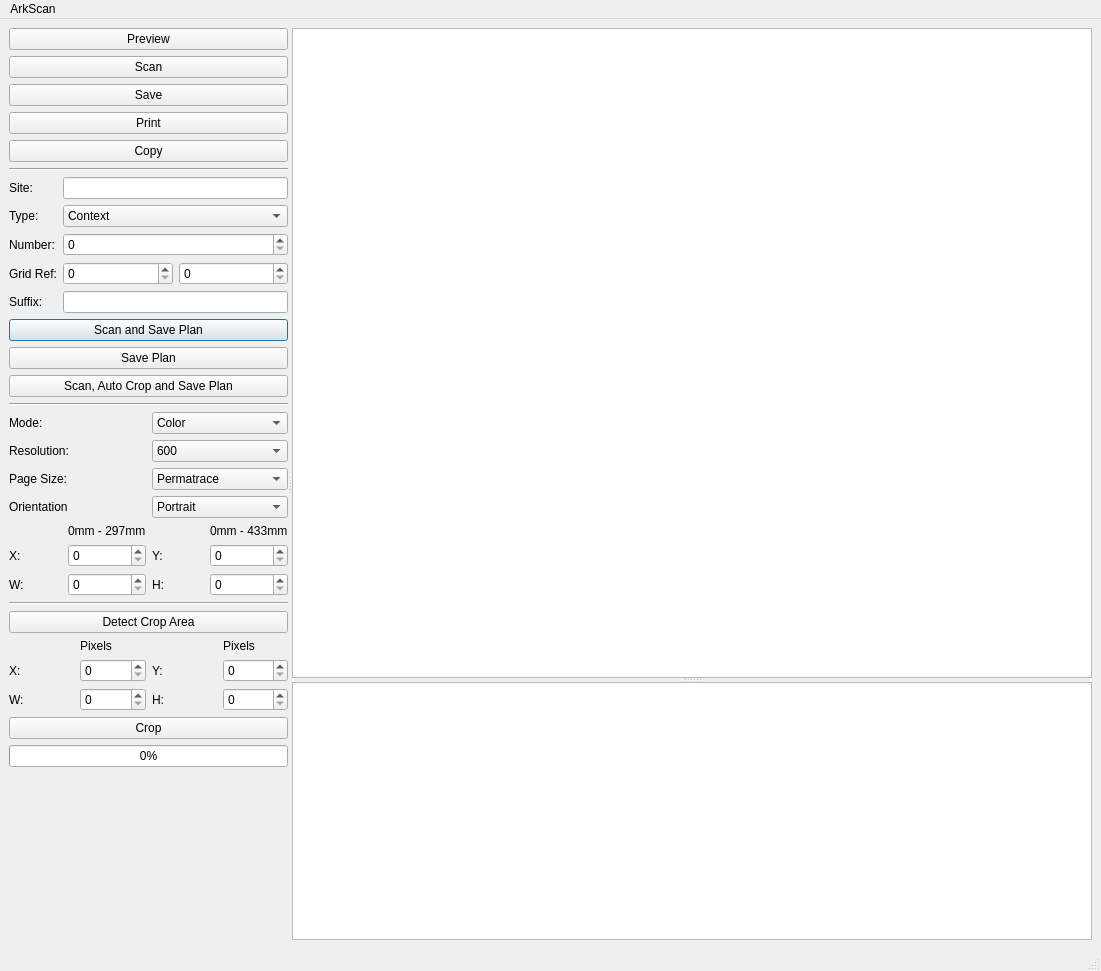
The window that ArkScanMainWindow.ui (lparchaeology/ArkScan) describes before a commit, drawn with Qt 5.
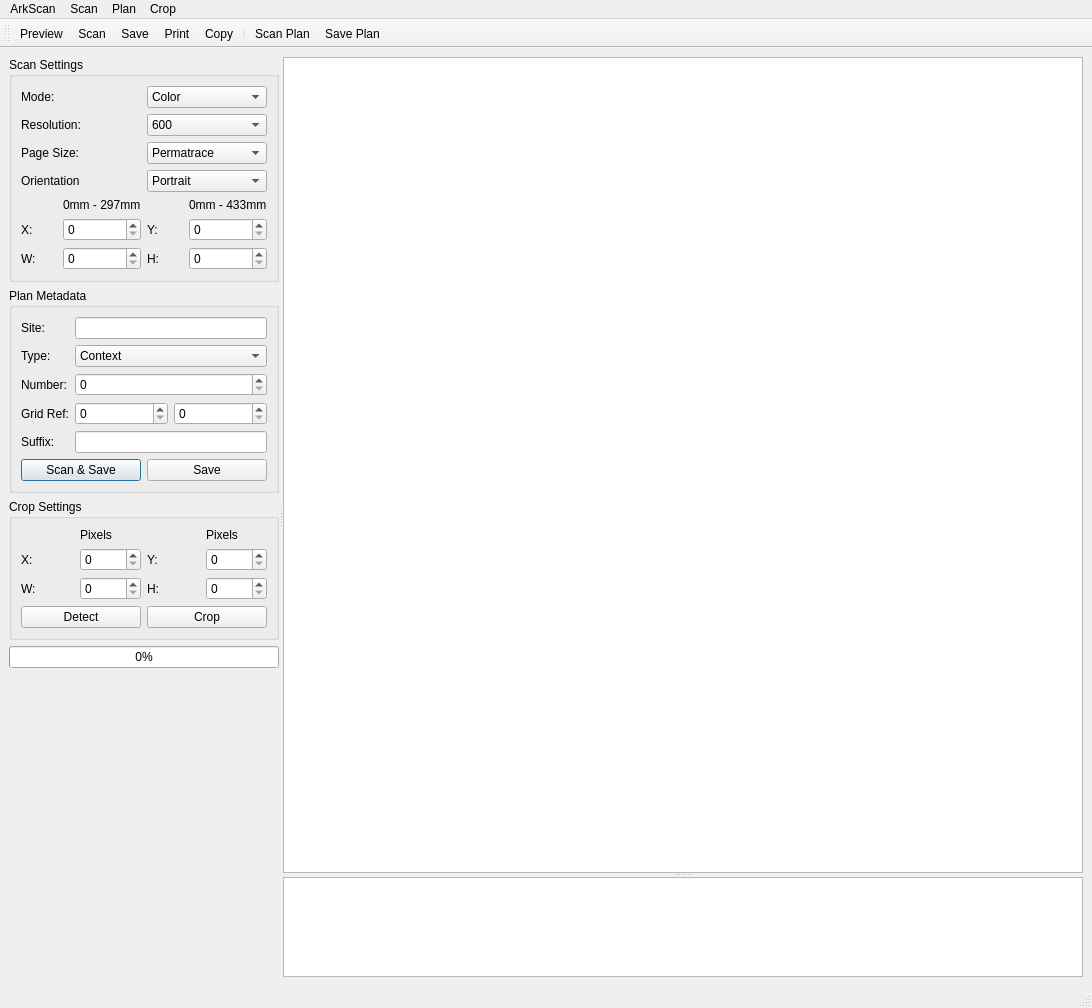
The same window after the commit. Icons and pictures are not drawn. Custom widgets are drawn as their Qt base class.

Commit message: Improve gui with actions and icons and menu and toolbar

Diff of the .ui file:
```diff
--- a/ArkScanMainWindow.ui
+++ b/ArkScanMainWindow.ui
@@ -6,8 +6,8 @@
    <rect>
     <x>0</x>
     <y>0</y>
-    <width>1101</width>
-    <height>971</height>
+    <width>1092</width>
+    <height>1008</height>
    </rect>
   </property>
   <property name="windowTitle">
@@ -26,210 +26,10 @@
       <widget class="QWidget" name="layoutWidget">
        <layout class="QVBoxLayout" name="verticalLayout">
         <item>
-         <widget class="QPushButton" name="m_previewButton">
-          <property name="text">
-           <string>Preview</string>
+         <widget class="QGroupBox" name="groupBox">
+          <property name="title">
+           <string>Scan Settings</string>
           </property>
-         </widget>
-        </item>
-        <item>
-         <widget class="QPushButton" name="m_scanButton">
-          <property name="text">
-           <string>Scan</string>
-          </property>
-         </widget>
-        </item>
-        <item>
-         <widget class="QPushButton" name="m_saveButton">
-          <property name="text">
-           <string>Save</string>
-          </property>
-         </widget>
-        </item>
-        <item>
-         <widget class="QPushButton" name="m_printButton">
-          <property name="text">
-           <string>Print</string>
-          </property>
-         </widget>
-        </item>
-        <item>
-         <widget class="QPushButton" name="m_copyButton">
-          <property name="text">
-           <string>Copy</string>
-          </property>
-         </widget>
-        </item>
-        <item>
-         <widget class="Line" name="line_2">
-          <property name="orientation">
-           <enum>Qt::Horizontal</enum>
-          </property>
-         </widget>
-        </item>
-        <item>
-         <layout class="QGridLayout" name="gridLayout_3">
-          <item row="0" column="0">
-           <widget class="QLabel" name="m_siteLabel">
-            <property name="text">
-             <string>Site:</string>
-            </property>
-            <property name="buddy">
-             <cstring>m_siteEdit</cstring>
-            </property>
-           </widget>
-          </item>
-          <item row="0" column="1">
-           <widget class="QLineEdit" name="m_siteEdit">
-            <property name="readOnly">
-             <bool>false</bool>
-            </property>
-           </widget>
-          </item>
-          <item row="1" column="0">
-           <widget class="QLabel" name="m_typeLabel">
-            <property name="text">
-             <string>Type:</string>
-            </property>
-            <property name="buddy">
-             <cstring>m_typeCombo</cstring>
-            </property>
-           </widget>
-          </item>
-          <item row="1" column="1">
-           <widget class="QComboBox" name="m_typeCombo">
-            <item>
-             <property name="text">
-              <string>Context</string>
-             </property>
-            </item>
-            <item>
-             <property name="text">
-              <string>Plan</string>
-             </property>
-            </item>
-            <item>
-             <property name="text">
-              <string>Section</string>
-             </property>
-            </item>
-            <item>
-             <property name="text">
-              <string>Top Plan</string>
-             </property>
-            </item>
-            <item>
-             <property name="text">
-              <string>Matrix</string>
-             </property>
-            </item>
-           </widget>
-          </item>
-          <item row="2" column="0">
-           <widget class="QLabel" name="m_numberLabel">
-            <property name="text">
-             <string>Number:</string>
-            </property>
-            <property name="buddy">
-             <cstring>m_numberSpin</cstring>
-            </property>
-           </widget>
-          </item>
-          <item row="2" column="1">
-           <widget class="QSpinBox" name="m_numberSpin">
-            <property name="toolTip">
-             <string>Context Number</string>
-            </property>
-            <property name="maximum">
-             <number>9999</number>
-            </property>
-           </widget>
-          </item>
-          <item row="3" column="0">
-           <widget class="QLabel" name="m_gridLabel">
-            <property name="text">
-             <string>Grid Ref:</string>
-            </property>
-            <property name="buddy">
-             <cstring>m_eastSpin</cstring>
-            </property>
-           </widget>
-          </item>
-          <item row="3" column="1">
-           <layout class="QHBoxLayout" name="horizontalLayout_2">
-            <item>
-             <widget class="QSpinBox" name="m_eastSpin">
-              <property name="maximum">
-               <number>9999</number>
-              </property>
-              <property name="singleStep">
-               <number>5</number>
-              </property>
-             </widget>
-            </item>
-            <item>
-             <widget class="QSpinBox" name="m_northSpin">
-              <property name="maximum">
-               <number>9999</number>
-              </property>
-              <property name="singleStep">
-               <number>5</number>
-              </property>
-             </widget>
-            </item>
-           </layout>
-          </item>
-          <item row="4" column="0">
-           <widget class="QLabel" name="m_suffixLabel">
-            <property name="text">
-             <string>Suffix:</string>
-            </property>
-            <property name="buddy">
-             <cstring>m_suffixEdit</cstring>
-            </property>
-           </widget>
-          </item>
-          <item row="4" column="1">
-           <widget class="QLineEdit" name="m_suffixEdit">
-            <property name="maxLength">
-             <number>10</number>
-            </property>
-           </widget>
-          </item>
-         </layout>
-        </item>
-        <item>
-         <widget class="QPushButton" name="m_scanSavePlanButton">
-          <property name="text">
-           <string>Scan and Save Plan</string>
-          </property>
-          <property name="default">
-           <bool>true</bool>
-          </property>
-         </widget>
-        </item>
-        <item>
-         <widget class="QPushButton" name="m_savePlanButton">
-          <property name="text">
-           <string>Save Plan</string>
-          </property>
-         </widget>
-        </item>
-        <item>
-         <widget class="QPushButton" name="m_scanCropSavePlanButton">
-          <property name="text">
-           <string>Scan, Auto Crop and Save Plan</string>
-          </property>
-         </widget>
-        </item>
-        <item>
-         <widget class="Line" name="line">
-          <property name="orientation">
-           <enum>Qt::Horizontal</enum>
-          </property>
-         </widget>
-        </item>
-        <item>
          <layout class="QGridLayout" name="gridLayout_2">
           <item row="1" column="1">
            <widget class="QComboBox" name="m_resolutionCombo">
@@ -350,9 +150,7 @@
             </property>
            </widget>
           </item>
-         </layout>
-        </item>
-        <item>
+           <item row="4" column="0" colspan="2">
          <layout class="QGridLayout" name="m_scanSizeLayout">
           <item row="1" column="0">
            <widget class="QLabel" name="m_xOriginLabel">
@@ -426,22 +224,185 @@
           </item>
          </layout>
         </item>
+          </layout>
+         </widget>
+        </item>
         <item>
-         <widget class="Line" name="line_3">
-          <property name="orientation">
-           <enum>Qt::Horizontal</enum>
+         <widget class="QGroupBox" name="groupBox">
+          <property name="title">
+           <string>Plan Metadata</string>
           </property>
-         </widget>
-        </item>
+          <layout class="QGridLayout" name="gridLayout_3">
+           <item row="1" column="0">
+            <widget class="QLabel" name="m_typeLabel">
+             <property name="text">
+              <string>Type:</string>
+             </property>
+            </widget>
+           </item>
+           <item row="2" column="0">
+            <widget class="QLabel" name="m_numberLabel">
+             <property name="text">
+              <string>Number:</string>
+             </property>
+            </widget>
+           </item>
+           <item row="1" column="1">
+            <widget class="QComboBox" name="m_typeCombo">
         <item>
-         <widget class="QPushButton" name="m_detectCropAreaButton">
           <property name="text">
-           <string>Detect Crop Area</string>
-          </property>
-         </widget>
-        </item>
+               <string>Context</string>
+              </property>
+             </item>
+             <item>
+              <property name="text">
+               <string>Plan</string>
+              </property>
+             </item>
+             <item>
+              <property name="text">
+               <string>Section</string>
+              </property>
+             </item>
+             <item>
+              <property name="text">
+               <string>Top Plan</string>
+              </property>
+             </item>
+             <item>
+              <property name="text">
+               <string>Matrix</string>
+              </property>
+             </item>
+            </widget>
+           </item>
+           <item row="0" column="0">
+            <widget class="QLabel" name="m_siteLabel">
+             <property name="text">
+              <string>Site:</string>
+             </property>
+            </widget>
+           </item>
+           <item row="2" column="1">
+            <widget class="QSpinBox" name="m_numberSpin">
+             <property name="toolTip">
+              <string>Context Number</string>
+             </property>
+             <property name="maximum">
+              <number>9999</number>
+             </property>
+            </widget>
+           </item>
+           <item row="0" column="1">
+            <widget class="QLineEdit" name="m_siteEdit">
+             <property name="readOnly">
+              <bool>false</bool>
+             </property>
+            </widget>
+           </item>
+           <item row="3" column="0">
+            <widget class="QLabel" name="m_gridLabel">
+             <property name="text">
+              <string>Grid Ref:</string>
+             </property>
+            </widget>
+           </item>
+           <item row="3" column="1">
+            <layout class="QHBoxLayout" name="horizontalLayout_2">
         <item>
+              <widget class="QSpinBox" name="m_eastSpin">
+               <property name="maximum">
+                <number>9999</number>
+               </property>
+               <property name="singleStep">
+                <number>5</number>
+               </property>
+              </widget>
+             </item>
+             <item>
+              <widget class="QSpinBox" name="m_northSpin">
+               <property name="maximum">
+                <number>9999</number>
+               </property>
+               <property name="singleStep">
+                <number>5</number>
+               </property>
+              </widget>
+             </item>
+            </layout>
+           </item>
+           <item row="4" column="0">
+            <widget class="QLabel" name="m_suffixLabel">
+             <property name="text">
+              <string>Suffix:</string>
+             </property>
+            </widget>
+           </item>
+           <item row="4" column="1">
+            <widget class="QLineEdit" name="m_suffixEdit">
+             <property name="maxLength">
+              <number>10</number>
+             </property>
+            </widget>
+           </item>
+           <item row="5" column="0" colspan="2">
+            <layout class="QHBoxLayout" name="horizontalLayout_3">
+             <item>
+              <widget class="QPushButton" name="m_scanSavePlanButton">
+               <property name="text">
+                <string>Scan &amp;&amp; Save</string>
+               </property>
+               <property name="default">
+                <bool>true</bool>
+               </property>
+              </widget>
+             </item>
+             <item>
+              <widget class="QPushButton" name="pushButton">
+               <property name="text">
+                <string>Save</string>
+               </property>
+              </widget>
+             </item>
+            </layout>
+           </item>
+          </layout>
+         </widget>
+        </item>
+        <item>
+         <widget class="QGroupBox" name="groupBox">
+          <property name="title">
+           <string>Crop Settings</string>
+          </property>
          <layout class="QGridLayout" name="m_cropSizeLayout">
+           <item row="2" column="2">
+            <widget class="QLabel" name="m_hCropLabel">
+             <property name="text">
+              <string>H:</string>
+             </property>
+            </widget>
+           </item>
+           <item row="2" column="3">
+            <widget class="QSpinBox" name="m_hCropSpin">
+             <property name="maximum">
+              <number>99999</number>
+             </property>
+            </widget>
+           </item>
+           <item row="0" column="1">
+            <widget class="QLabel" name="m_pixelLabel1">
+             <property name="text">
+              <string>Pixels</string>
+             </property>
+            </widget>
+           </item>
+           <item row="0" column="3">
+            <widget class="QLabel" name="m_pixelLabel2">
+             <property name="text">
+              <string>Pixels</string>
+             </property>
+            </widget>
+           </item>
           <item row="1" column="0">
            <widget class="QLabel" name="m_xCropLabel">
             <property name="text">
@@ -484,35 +445,14 @@
             </property>
            </widget>
           </item>
-          <item row="2" column="2">
-           <widget class="QLabel" name="m_hCropLabel">
+           <item row="3" column="0" colspan="4">
+            <layout class="QHBoxLayout" name="horizontalLayout">
+             <item>
+              <widget class="QPushButton" name="m_detectCropAreaButton">
             <property name="text">
-             <string>H:</string>
-            </property>
-           </widget>
-          </item>
-          <item row="2" column="3">
-           <widget class="QSpinBox" name="m_hCropSpin">
-            <property name="maximum">
-             <number>99999</number>
-            </property>
-           </widget>
-          </item>
-          <item row="0" column="1">
-           <widget class="QLabel" name="m_pixelLabel1">
-            <property name="text">
-             <string>Pixels</string>
-            </property>
-           </widget>
-          </item>
-          <item row="0" column="3">
-           <widget class="QLabel" name="m_pixelLabel2">
-            <property name="text">
-             <string>Pixels</string>
-            </property>
-           </widget>
-          </item>
-         </layout>
+                <string>Detect</string>
+               </property>
+              </widget>
         </item>
         <item>
          <widget class="QPushButton" name="m_cropButton">
@@ -521,6 +461,11 @@
           </property>
          </widget>
         </item>
+            </layout>
+           </item>
+          </layout>
+         </widget>
+        </item>
         <item>
          <widget class="QProgressBar" name="m_progressBar">
           <property name="value">
@@ -572,7 +517,7 @@
         <property name="minimumSize">
          <size>
           <width>800</width>
-          <height>650</height>
+          <height>400</height>
          </size>
         </property>
         <property name="autoFillBackground">
@@ -610,6 +555,12 @@
           <verstretch>0</verstretch>
          </sizepolicy>
         </property>
+        <property name="maximumSize">
+         <size>
+          <width>16777215</width>
+          <height>100</height>
+         </size>
+        </property>
        </widget>
       </widget>
      </widget>
@@ -621,7 +572,7 @@
     <rect>
      <x>0</x>
      <y>0</y>
-     <width>1101</width>
+     <width>1092</width>
      <height>22</height>
     </rect>
    </property>
@@ -629,16 +580,155 @@
     <property name="title">
      <string>ArkScan</string>
     </property>
-    <addaction name="m_quitAction"/>
+    <addaction name="quitAction"/>
+   </widget>
+   <widget class="QMenu" name="menuScan">
+    <property name="title">
+     <string>Scan</string>
+    </property>
+    <addaction name="m_previewAction"/>
+    <addaction name="m_scanAction"/>
+    <addaction name="m_saveAction"/>
+    <addaction name="m_printAction"/>
+    <addaction name="m_copyAction"/>
+   </widget>
+   <widget class="QMenu" name="menuPlan">
+    <property name="title">
+     <string>Plan</string>
+    </property>
+    <addaction name="m_scanPlanAction"/>
+    <addaction name="m_savePlanAction"/>
+    <addaction name="m_scanSavePlanAction"/>
+    <addaction name="m_scanCropSavePlanAction"/>
+   </widget>
+   <widget class="QMenu" name="menuCrop">
+    <property name="title">
+     <string>Crop</string>
+    </property>
+    <addaction name="m_detectCropAreaAction"/>
+    <addaction name="m_cropAction"/>
    </widget>
    <addaction name="m_menu"/>
+   <addaction name="menuScan"/>
+   <addaction name="menuPlan"/>
+   <addaction name="menuCrop"/>
   </widget>
   <widget class="QStatusBar" name="statusbar"/>
-  <action name="m_quitAction">
+  <widget class="QToolBar" name="toolBar">
+   <property name="windowTitle">
+    <string>toolBar</string>
+   </property>
+   <attribute name="toolBarArea">
+    <enum>TopToolBarArea</enum>
+   </attribute>
+   <attribute name="toolBarBreak">
+    <bool>false</bool>
+   </attribute>
+   <addaction name="m_previewAction"/>
+   <addaction name="m_scanAction"/>
+   <addaction name="m_saveAction"/>
+   <addaction name="m_printAction"/>
+   <addaction name="m_copyAction"/>
+   <addaction name="separator"/>
+   <addaction name="m_scanPlanAction"/>
+   <addaction name="m_savePlanAction"/>
+  </widget>
+  <action name="quitAction">
    <property name="text">
     <string>Quit</string>
    </property>
   </action>
+  <action name="m_previewAction">
+   <property name="icon">
+    <iconset resource="resources.qrc">
+     <normaloff>:/previewIcon/document-preview.png</normaloff>:/previewIcon/document-preview.png</iconset>
+   </property>
+   <property name="text">
+    <string>P&amp;review</string>
+   </property>
+  </action>
+  <action name="m_scanAction">
+   <property name="icon">
+    <iconset resource="resources.qrc">
+     <normaloff>:/scanIcon/scanner.png</normaloff>:/scanIcon/scanner.png</iconset>
+   </property>
+   <property name="text">
+    <string>Sca&amp;n</string>
+   </property>
+  </action>
+  <action name="m_printAction">
+   <property name="icon">
+    <iconset resource="resources.qrc">
+     <normaloff>:/printIcon/document-print.png</normaloff>:/printIcon/document-print.png</iconset>
+   </property>
+   <property name="text">
+    <string>&amp;Print</string>
+   </property>
+  </action>
+  <action name="m_saveAction">
+   <property name="icon">
+    <iconset resource="resources.qrc">
+     <normaloff>:/saveIcon/document-save.png</normaloff>:/saveIcon/document-save.png</iconset>
+   </property>
+   <property name="text">
+    <string>&amp;Save</string>
+   </property>
+  </action>
+  <action name="m_copyAction">
+   <property name="icon">
+    <iconset resource="resources.qrc">
+     <normaloff>:/copyIcon/edit-copy.png</normaloff>:/copyIcon/edit-copy.png</iconset>
+   </property>
+   <property name="text">
+    <string>&amp;Copy</string>
+   </property>
+  </action>
+  <action name="m_scanSavePlanAction">
+   <property name="text">
+    <string>Scan &amp;&amp; Save</string>
+   </property>
+  </action>
+  <action name="m_savePlanAction">
+   <property name="icon">
+    <iconset resource="resources.qrc">
+     <normaloff>:/saveIcon/document-save.png</normaloff>:/saveIcon/document-save.png</iconset>
+   </property>
+   <property name="text">
+    <string>Save Plan</string>
+   </property>
+  </action>
+  <action name="m_scanPlanAction">
+   <property name="icon">
+    <iconset resource="resources.qrc">
+     <normaloff>:/scanIcon/scanner.png</normaloff>:/scanIcon/scanner.png</iconset>
+   </property>
+   <property name="text">
+    <string>Scan Plan</string>
+   </property>
+  </action>
+  <action name="m_scanCropSavePlanAction">
+   <property name="text">
+    <string>Scan, Crop, &amp;&amp; Save</string>
+   </property>
+  </action>
+  <action name="m_detectCropAreaAction">
+   <property name="icon">
+    <iconset resource="resources.qrc">
+     <normaloff>:/autoCropIcon/transform-crop-and-resize.png</normaloff>:/autoCropIcon/transform-crop-and-resize.png</iconset>
+   </property>
+   <property name="text">
+    <string>DetectCrop Area</string>
+   </property>
+  </action>
+  <action name="m_cropAction">
+   <property name="icon">
+    <iconset resource="resources.qrc">
+     <normaloff>:/cropIcon/transform-crop.png</normaloff>:/cropIcon/transform-crop.png</iconset>
+   </property>
+   <property name="text">
+    <string>Crop</string>
+   </property>
+  </action>
  </widget>
  <customwidgets>
   <customwidget>
```
Left out of the diff: 13 changed lines with no effect on the pictures. Lines whose indentation alone changed are shown as unchanged. The commit also changes 11 other files.
